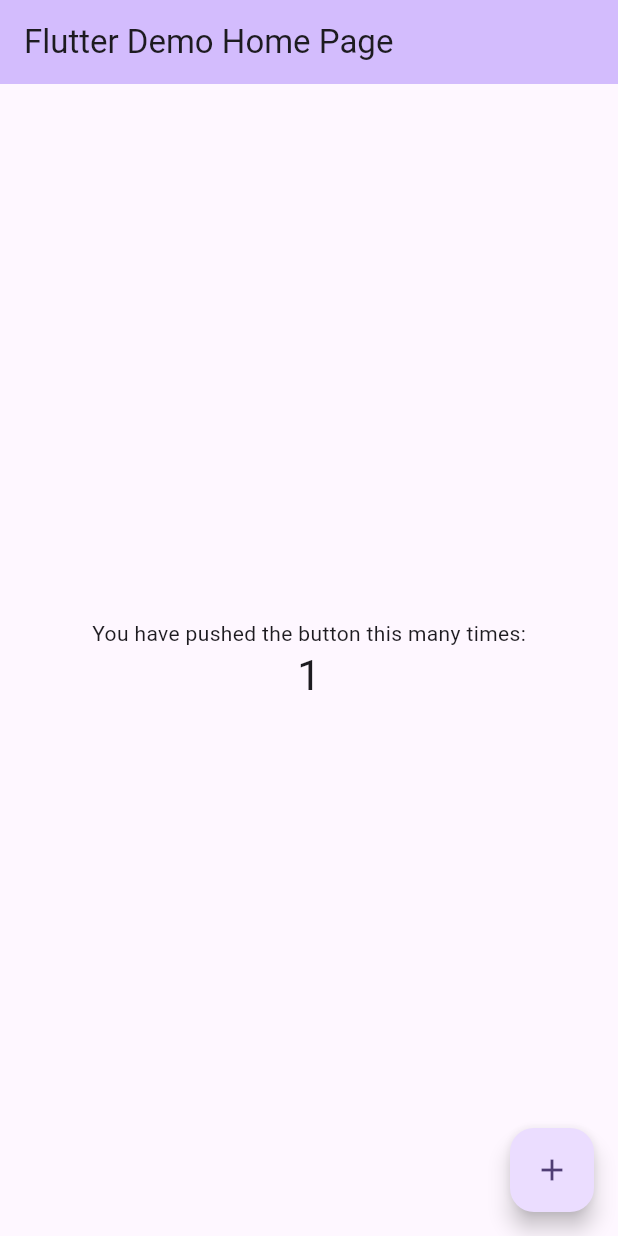
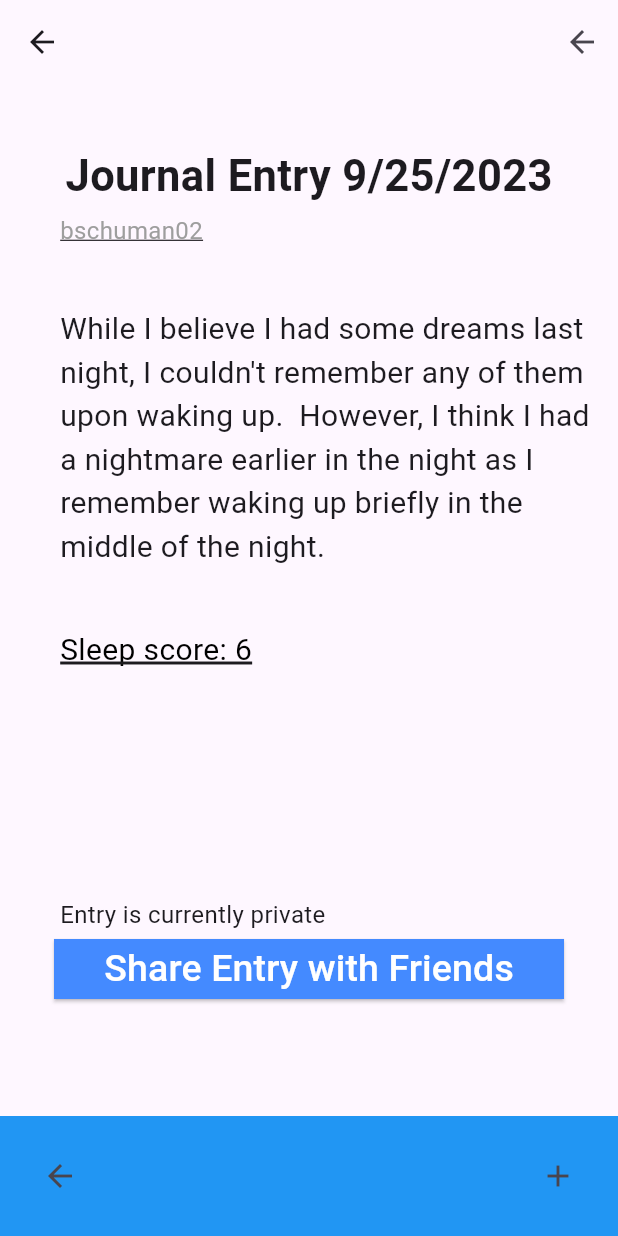
Before and after one commit to bschuman2002/social_dream_journal, a Flutter app: the screen it shows after launch, after a tap on the "add" icon, on a phone screen of 412 x 824 dp. Run offline on Flutter 3.47's test engine with Material 2 defaults, Android fonts, the phone set to English and light mode, and no system bars.

Commit message:
V1.0 Single Journal Entry View

```diff
--- /dev/null
+++ b/lib/journal_entry_view.dart
@@ -0,0 +1,174 @@
+import 'package:flutter/material.dart';
+
+class journal_entry_view extends StatelessWidget {
+  @override
+  Widget build(BuildContext context) {
+    return Scaffold(
+      appBar: buildAppBar(context),
+      body: Column(
+          children: [
+            SizedBox(height: 40,),
+            _journalTitleDate(),
+            SizedBox(height: 5,),
+            _username(),
+            SizedBox(height: 40,),
+            _entryText(),
+            SizedBox(height: 40,),
+            _sleepScore(),
+            SizedBox(height: 150,),
+            _shareEntry()
+          ],
+        ),
+      bottomNavigationBar: buildBottomAppBar(context),
+    );
+  }
+
+  Column _shareEntry() {
+    return Column(
+            children: [
+              Row(
+                children: [
+                  Padding(
+                    padding: const EdgeInsets.only(left: 40.0),
+                    child: Text(
+                      'Entry is currently private',
+                      style: TextStyle(
+                        fontSize: 16
+                      )
+                    ),
+                  )
+                ],
+              ),
+              SizedBox(height: 5,),
+              SizedBox(
+                height: 40,
+                width:340,
+                child: ElevatedButton(
+                  style: ElevatedButton.styleFrom(
+                    backgroundColor: Colors.blueAccent,
+                    foregroundColor: Colors.white,
+                    shape: RoundedRectangleBorder(
+                      borderRadius: BorderRadius.circular(0),
+                    ),
+                  ),
+
+                  onPressed: () {
+                    //Logic for sharing entry
+                    //Should be just changing the variable
+                  },
+                  child: const Text(
+                      'Share Entry with Friends',
+                      style: TextStyle(
+                        fontSize: 25
+                      )
+                  ),
+                ),
+              )
+            ],
+          );
+  }
+
+  Row _sleepScore() {
+    return Row(
+            children: [
+              Padding(
+                padding: const EdgeInsets.only(left: 40.0),
+                child:
+                  Text(
+                    'Sleep score: 6',
+                    style: TextStyle(
+                      color: Colors.black,
+                      decoration: TextDecoration.underline,
+                      decorationThickness: 2,
+                      fontSize: 20
+                    )
+                  )
+              )
+            ],
+          );
+  }
+
+  Column _entryText() {
+    return Column(
+            children: [
+              Padding(
+                padding: const EdgeInsets.only(left: 40.0, right:  5.0),
+                child: Text(
+                    "While I believe I had some dreams last night, I couldn't"
+                        " remember any of them upon waking up.  However, I "
+                        "think I had a nightmare earlier in the night as I remember"
+                        " waking up briefly in the middle of the night.",
+                  style: TextStyle(
+                    fontSize: 20
+                  ),
+                ),
+              )
+            ],
+          );
+  }
+
+  Row _username() {
+    return Row(
+            children: [
+              Padding(
+                  padding: const EdgeInsets.only(left: 40.0),
+                  child: Text(
+                      'bschuman02',
+                      style: TextStyle(
+                          color: Colors.grey,
+                          decoration: TextDecoration.underline,
+                          fontSize: 16
+                      )
+                  ),
+              )
+            ],
+          );
+  }
+
+  Center _journalTitleDate() {
+    return Center (
+            child:
+            Text(
+                'Journal Entry 9/25/2023',
+                style: TextStyle(
+                    fontSize: 29,
+                    fontWeight: FontWeight.w600
+                )
+            ),
+          );
+  }
+
+  AppBar buildAppBar(BuildContext context) {
+    return AppBar(
+      actions: [
+        IconButton(onPressed: () {
+          Navigator.pop(context);
+        }, icon: Icon(Icons.arrow_back))
+      ],
+    );
+  }
+
+  BottomAppBar buildBottomAppBar(BuildContext context) {
+    return BottomAppBar(
+      color: Colors.blue, // Customize the color as needed.
+      child: Row(
+        mainAxisSize: MainAxisSize.max,
+        mainAxisAlignment: MainAxisAlignment.spaceBetween,
+        children: <Widget>[
+          IconButton(
+            icon: Icon(Icons.arrow_back),
+            onPressed: () {
+              Navigator.pop(context); // Navigate back when the back button is pressed.
+            },
+          ),
+          IconButton(
+            icon: Icon(Icons.add),
+            onPressed: () {
+              // Add entry logic goes here.
+            },
+          ),
+        ],
+      ),
+    );
+  }
+}
--- a/lib/main.dart
+++ b/lib/main.dart
@@ -1,4 +1,5 @@
 import 'package:flutter/material.dart';
+import 'package:social_dream_journal/journal_entry_view.dart';
 
 void main() {
   runApp(const MyApp());
@@ -116,7 +117,12 @@ class _MyHomePageState extends State<MyHomePage> {
         ),
       ),
       floatingActionButton: FloatingActionButton(
-        onPressed: _incrementCounter,
+        onPressed: () {
+          Navigator.push(
+            context,
+            MaterialPageRoute(builder: (context) => journal_entry_view()),
+          );
+        },
         tooltip: 'Increment',
         child: const Icon(Icons.add),
       ), // This trailing comma makes auto-formatting nicer for build methods.
```
